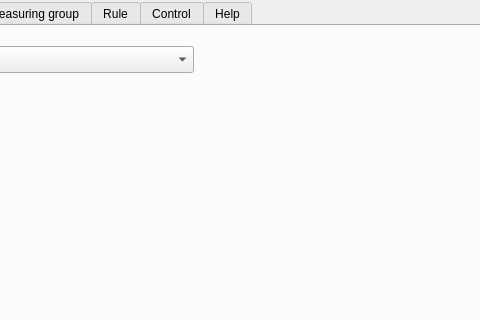
The window that ui/control_structures_dockwidget.ui (nens/threedi-results-analysis) describes before a commit, drawn with Qt 5; both pictures show x 199 to 679 and y 0 to 320 of the 794 by 571 pixel window.
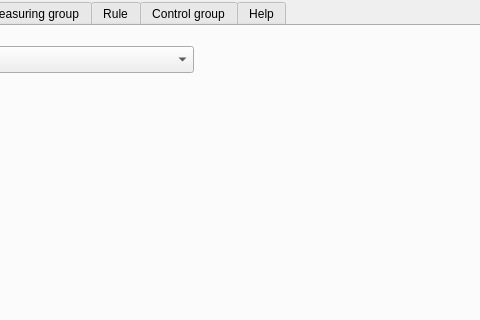
The same window after the commit.

Commit message: Rename 'Control tab' to Control group tab.

```diff
--- a/ui/control_structures_dockwidget.ui
+++ b/ui/control_structures_dockwidget.ui
@@ -510,7 +510,7 @@
     </widget>
     <widget class="QWidget" name="tab_control">
      <attribute name="title">
-      <string>Control</string>
+      <string>Control group</string>
      </attribute>
      <widget class="QPushButton" name="pushbutton_input_control_new">
       <property name="geometry">
```
